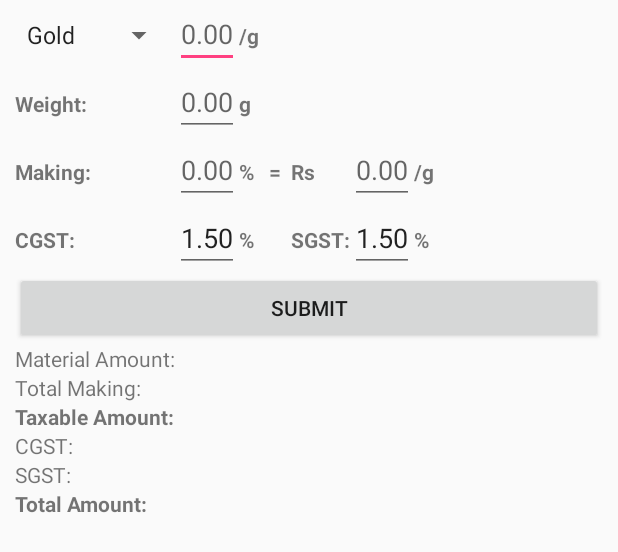
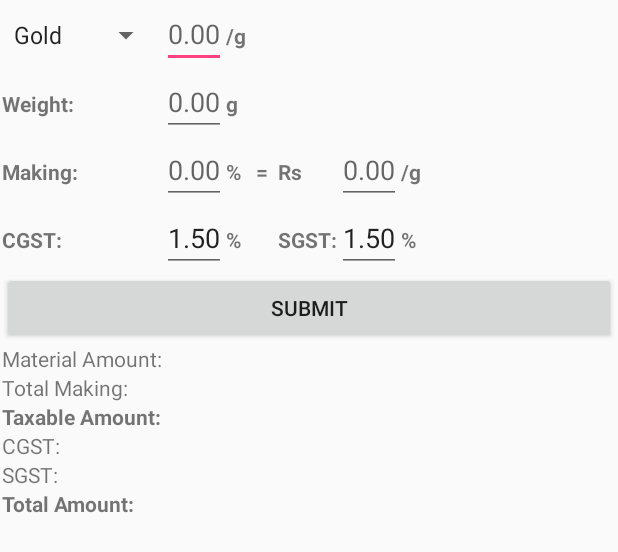
Before and after one commit to AbhishekJewellers/JewelleryPriceCalculator, an Android app: the layout activity_main.xml on its own in the app's theme, with its tools: preview values and no code run, on a phone screen of 412 x 824 dp. Shown: the top 552 px of the screen. Run offline under Robolectric (Android 15) with nearby library versions, the phone set to English and light mode, and no system bars.

Commit message:
Decrease margin from 10dp to 1dp.

```diff
--- a/app/build.gradle
+++ b/app/build.gradle
@@ -14,7 +14,7 @@ android {
         minSdkVersion 15
         targetSdkVersion 30
         versionCode 2
-        versionName "2.0"
+        versionName "2.1"
         testInstrumentationRunner "androidx.test.runner.AndroidJUnitRunner"
     }
     buildTypes {
--- a/app/src/main/res/layout/activity_main.xml
+++ b/app/src/main/res/layout/activity_main.xml
@@ -4,8 +4,8 @@
         xmlns:android="http://schemas.android.com/apk/res/android"
         android:layout_height="match_parent"
         android:layout_width="match_parent"
-        android:layout_marginLeft="10dp"
-        android:layout_marginRight="10dp">
+        android:layout_marginLeft="1dp"
+        android:layout_marginRight="1dp">
 
     <TableLayout android:layout_width="match_parent"
                  android:layout_height="match_parent">
```
